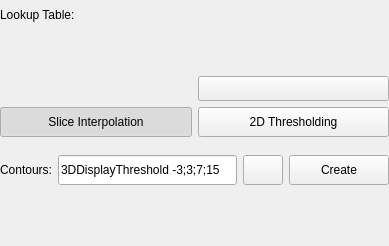
First picture: the form in AstroVolume/Widgets/Resources/UI/qSlicerAstroScalarVolumeDisplayWidget.ui, repository Punzo/SlicerAstro, before the edit.
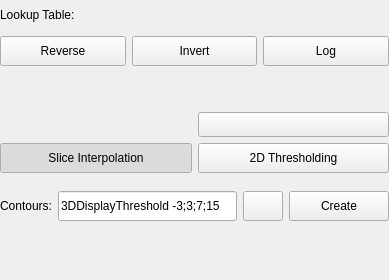
Second picture: the form after the edit. Icons and pictures are not drawn. Custom widgets are drawn as their Qt base class.

Commit message: added non-linear (log), inverted and reverse 2D color functions

```diff
--- a/AstroVolume/Widgets/Resources/UI/qSlicerAstroScalarVolumeDisplayWidget.ui
+++ b/AstroVolume/Widgets/Resources/UI/qSlicerAstroScalarVolumeDisplayWidget.ui
@@ -7,7 +7,7 @@
     <x>0</x>
     <y>0</y>
     <width>389</width>
-    <height>246</height>
+    <height>280</height>
    </rect>
   </property>
   <property name="windowTitle">
@@ -35,7 +35,7 @@
      </layout>
     </widget>
    </item>
-   <item row="2" column="0" colspan="2">
+   <item row="3" column="0" colspan="2">
     <layout class="QHBoxLayout" name="horizontalLayout_3">
      <item>
       <widget class="qMRMLWindowLevelWidget" name="MRMLWindowLevelWidget"/>
@@ -94,7 +94,7 @@
      </item>
     </layout>
    </item>
-   <item row="9" column="0" colspan="2">
+   <item row="10" column="0" colspan="2">
     <spacer name="verticalSpacer">
      <property name="orientation">
       <enum>Qt::Vertical</enum>
@@ -142,7 +142,7 @@
      </property>
     </widget>
    </item>
-   <item row="3" column="0" colspan="2">
+   <item row="4" column="0" colspan="2">
     <layout class="QHBoxLayout" name="horizontalLayout_4">
      <item>
       <widget class="QPushButton" name="InterpolatePushButton">
@@ -217,6 +217,9 @@
     <widget class="qMRMLVolumeThresholdWidget" name="MRMLVolumeThresholdWidget"/>
    </item>
    <item row="6" column="0" colspan="2">
+    <widget class="qMRMLVolumeThresholdWidget" name="MRMLVolumeThresholdWidget"/>
+   </item>
+   <item row="7" column="0" colspan="2">
     <layout class="QHBoxLayout" name="horizontalLayout_5">
      <item>
       <widget class="QLabel" name="label">
@@ -309,6 +312,70 @@
      </item>
     </layout>
    </item>
+   <item row="1" column="0" colspan="2">
+    <layout class="QHBoxLayout" name="horizontalLayout">
+     <item>
+      <widget class="QPushButton" name="ReversePushButton">
+       <property name="minimumSize">
+        <size>
+         <width>0</width>
+         <height>30</height>
+        </size>
+       </property>
+       <property name="text">
+        <string>Reverse</string>
+       </property>
+       <property name="icon">
+        <iconset resource="../qSlicerAstroVolumeWidgetsModule.qrc">
+         <normaloff>:/Icons/ReverseIcon32x32.png</normaloff>:/Icons/ReverseIcon32x32.png</iconset>
+       </property>
+       <property name="checkable">
+        <bool>true</bool>
+       </property>
+      </widget>
+     </item>
+     <item>
+      <widget class="QPushButton" name="InversePushButton">
+       <property name="minimumSize">
+        <size>
+         <width>0</width>
+         <height>30</height>
+        </size>
+       </property>
+       <property name="text">
+        <string>Invert</string>
+       </property>
+       <property name="icon">
+        <iconset resource="../qSlicerAstroVolumeWidgetsModule.qrc">
+         <normaloff>:/Icons/InvertIcon32x32.png</normaloff>:/Icons/InvertIcon32x32.png</iconset>
+       </property>
+       <property name="checkable">
+        <bool>true</bool>
+       </property>
+      </widget>
+     </item>
+     <item>
+      <widget class="QPushButton" name="LogPushButton">
+       <property name="minimumSize">
+        <size>
+         <width>0</width>
+         <height>30</height>
+        </size>
+       </property>
+       <property name="text">
+        <string>Log</string>
+       </property>
+       <property name="icon">
+        <iconset resource="../qSlicerAstroVolumeWidgetsModule.qrc">
+         <normaloff>:/Icons/LogIcon32x32.png</normaloff>:/Icons/LogIcon32x32.png</iconset>
+       </property>
+       <property name="checkable">
+        <bool>true</bool>
+       </property>
+      </widget>
+     </item>
+    </layout>
+   </item>
   </layout>
  </widget>
  <customwidgets>
```
Left out of the diff: 5 changed lines with no effect on the pictures. The commit also changes 9 other files.
